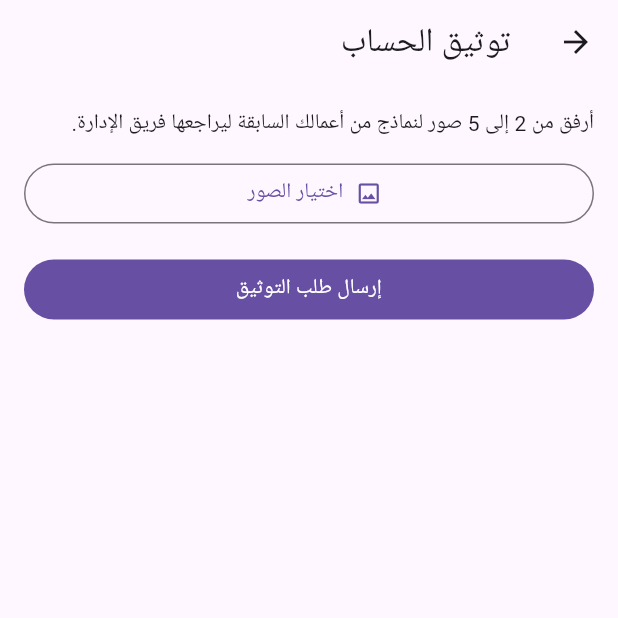
After one commit to tarig09/nafis-project, a Flutter app: the VerificationScreen screen opened directly, after a tap on "اختيار الصور", on a phone screen of 412 x 824 dp, the top half of it. The commit adds this screen. Run offline on Flutter 3.47's test engine with Material 3 defaults, Android fonts, the phone set to English and light mode, and no system bars; our stand-ins replace google_fonts, image_picker, supabase_flutter; accounts and stored records are empty; network calls fail.

Commit message:
reports, verification request, edit post, delivery chat message

```diff
--- a/app/lib/features/settings/settings_screen.dart
+++ b/app/lib/features/settings/settings_screen.dart
@@ -2,6 +2,7 @@ import 'package:flutter/material.dart';
 
 import '../../core/session.dart';
 import '../../core/supa.dart';
+import '../verification/verification_screen.dart';
 import 'edit_profile_screen.dart';
 
 class SettingsScreen extends StatelessWidget {
@@ -24,6 +25,14 @@ class SettingsScreen extends StatelessWidget {
               onTap: () => Navigator.push(context,
                   MaterialPageRoute(builder: (_) => const EditProfileScreen())),
             ),
+            if (AppSession.isFreelancer)
+              ListTile(
+                leading: const Icon(Icons.verified_outlined),
+                title: const Text('توثيق الحساب'),
+                subtitle: const Text('أرسل نماذج أعمالك للمراجعة'),
+                onTap: () => Navigator.push(context,
+                    MaterialPageRoute(builder: (_) => const VerificationScreen())),
+              ),
             const Divider(height: 1),
             ListTile(
               leading: const Icon(Icons.alternate_email),
--- /dev/null
+++ b/app/lib/features/verification/verification_screen.dart
@@ -0,0 +1,137 @@
+import 'package:flutter/material.dart';
+import 'package:image_picker/image_picker.dart';
+import 'package:supabase_flutter/supabase_flutter.dart';
+
+import '../../core/supa.dart';
+
+class VerificationScreen extends StatefulWidget {
+  const VerificationScreen({super.key});
+
+  @override
+  State<VerificationScreen> createState() => _VerificationScreenState();
+}
+
+class _VerificationScreenState extends State<VerificationScreen> {
+  final List<XFile> _images = [];
+  String? _status; // pending / approved / rejected / null
+  bool _loading = true;
+  bool _busy = false;
+
+  String get _me => supa.auth.currentUser!.id;
+
+  @override
+  void initState() {
+    super.initState();
+    _load();
+  }
+
+  void _toast(String m) {
+    if (!mounted) return;
+    ScaffoldMessenger.of(context).showSnackBar(SnackBar(content: Text(m)));
+  }
+
+  Future<void> _load() async {
+    try {
+      final rows = await supa
+          .from('verification_requests')
+          .select('status')
+          .eq('user_id', _me)
+          .order('created_at', ascending: false)
+          .limit(1);
+      final list = List<Map<String, dynamic>>.from(rows as List);
+      if (!mounted) return;
+      setState(() {
+        _status = list.isEmpty ? null : list.first['status'] as String;
+        _loading = false;
+      });
+    } catch (_) {
+      if (!mounted) return;
+      setState(() => _loading = false);
+    }
+  }
+
+  Future<void> _pick() async {
+    final files = await ImagePicker().pickMultiImage(imageQuality: 80, maxWidth: 1600);
+    if (files.isEmpty) return;
+    setState(() {
+      _images.addAll(files);
+      if (_images.length > 5) _images.removeRange(5, _images.length);
+    });
+  }
+
+  Future<void> _submit() async {
+    if (_images.length < 2) {
+      _toast('أرفق نموذجين على الأقل من أعمالك');
+      return;
+    }
+    setState(() => _busy = true);
+    try {
+      final stamp = DateTime.now().millisecondsSinceEpoch;
+      final paths = <String>[];
+      for (var i = 0; i < _images.length; i++) {
+        final bytes = await _images[i].readAsBytes();
+        if (bytes.length > 2 * 1024 * 1024) {
+          _toast('حجم إحدى الصور أكبر من 2 ميغا');
+          setState(() => _busy = false);
+          return;
+        }
+        final n = _images[i].name.toLowerCase();
+        final mime = n.endsWith('.png') ? 'image/png' : (n.endsWith('.webp') ? 'image/webp' : 'image/jpeg');
+        final ext = mime == 'image/png' ? 'png' : (mime == 'image/webp' ? 'webp' : 'jpg');
+        final path = '$_me/${stamp}_$i.$ext';
+        await supa.storage.from('verification-samples').uploadBinary(path, bytes,
+            fileOptions: FileOptions(contentType: mime));
+        paths.add(path);
+      }
+      await supa.from('verification_requests').insert({'user_id': _me, 'samples': paths});
+      _images.clear();
+      _toast('تم إرسال الطلب للمراجعة');
+      await _load();
+    } on PostgrestException catch (e) {
+      _toast(e.message);
+    } catch (_) {
+      _toast('تعذر إرسال الطلب');
+    } finally {
+      if (mounted) setState(() => _busy = false);
+    }
+  }
+
+  @override
+  Widget build(BuildContext context) {
+    Widget body;
+    if (_loading) {
+      body = const Center(child: CircularProgressIndicator());
+    } else if (_status == 'pending') {
+      body = const Center(child: Text('طلبك قيد المراجعة من الإدارة.'));
+    } else if (_status == 'approved') {
+      body = const Center(child: Text('حسابك موثق ✅'));
+    } else {
+      body = ListView(
+        padding: const EdgeInsets.all(16),
+        children: [
+          if (_status == 'rejected')
+            const Padding(
+              padding: EdgeInsets.only(bottom: 12),
+              child: Text('تم رفض الطلب السابق، يمكنك إرسال طلب جديد بنماذج أخرى.'),
+            ),
+          const Text('أرفق من 2 إلى 5 صور لنماذج من أعمالك السابقة ليراجعها فريق الإدارة.'),
+          const SizedBox(height: 12),
+          OutlinedButton.icon(
+            onPressed: _busy ? null : _pick,
+            icon: const Icon(Icons.image_outlined),
+            label: Text(_images.isEmpty ? 'اختيار الصور' : 'تم اختيار ${_images.length} صورة'),
+          ),
+          const SizedBox(height: 16),
+          FilledButton(
+            onPressed: _busy ? null : _submit,
+            child: Text(_busy ? '...' : 'إرسال طلب التوثيق'),
+          ),
+        ],
+      );
+    }
+    return Directionality(
+      textDirection: TextDirection.rtl,
+      child: Scaffold(appBar: AppBar(title: const Text('توثيق الحساب')), body: body),
+    );
+  }
+}
```
Also changed, not shown: app/lib/features/chat/chat_screen.dart (+5 -2 lines), app/lib/features/profile/profile_screen.dart (+15 -1 lines), app/lib/features/reports/report_dialog.dart (added, +68 -0 lines), app/lib/widgets/post_card.dart (+56 -7 lines), 1 other file.
